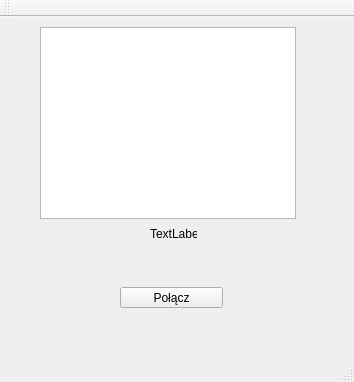
Qt form mainwindow.ui (Qt-ctrl/PostalVer1) before a commit.
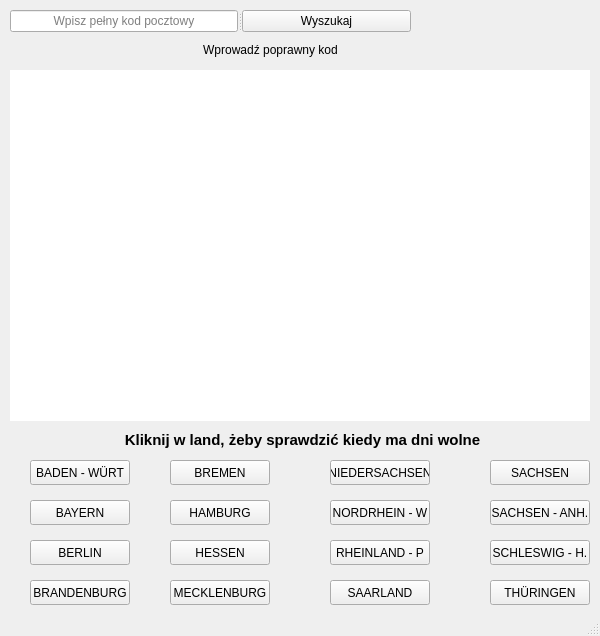
The same form after that commit.

Diff of the .ui file:
```diff
--- a/mainwindow.ui
+++ b/mainwindow.ui
@@ -6,77 +6,393 @@
    <rect>
     <x>0</x>
     <y>0</y>
-    <width>354</width>
-    <height>382</height>
+    <width>600</width>
+    <height>636</height>
    </rect>
   </property>
   <property name="windowTitle">
    <string>Wyszukiwarka landów po kodzie</string>
   </property>
-  <property name="autoFillBackground">
-   <bool>false</bool>
+  <property name="styleSheet">
+   <string notr="true"/>
   </property>
   <widget class="QWidget" name="centralWidget">
-   <widget class="QPushButton" name="pushButton">
-    <property name="geometry">
-     <rect>
-      <x>120</x>
-      <y>270</y>
-      <width>103</width>
-      <height>21</height>
-     </rect>
-    </property>
-    <property name="cursor">
-     <cursorShape>PointingHandCursor</cursorShape>
-    </property>
-    <property name="mouseTracking">
-     <bool>true</bool>
-    </property>
-    <property name="text">
-     <string>Połącz</string>
-    </property>
-   </widget>
-   <widget class="QLabel" name="label">
-    <property name="geometry">
-     <rect>
-      <x>150</x>
-      <y>210</y>
-      <width>47</width>
-      <height>13</height>
-     </rect>
-    </property>
-    <property name="text">
-     <string>TextLabel</string>
-    </property>
-   </widget>
    <widget class="QTableView" name="tableView">
     <property name="geometry">
      <rect>
-      <x>40</x>
+      <x>10</x>
+      <y>70</y>
+      <width>580</width>
+      <height>351</height>
+     </rect>
+    </property>
+    <property name="styleSheet">
+     <string notr="true"/>
+    </property>
+    <property name="frameShape">
+     <enum>QFrame::NoFrame</enum>
+    </property>
+    <property name="frameShadow">
+     <enum>QFrame::Plain</enum>
+    </property>
+    <property name="verticalScrollBarPolicy">
+     <enum>Qt::ScrollBarAsNeeded</enum>
+    </property>
+    <property name="horizontalScrollBarPolicy">
+     <enum>Qt::ScrollBarAlwaysOff</enum>
+    </property>
+    <property name="sizeAdjustPolicy">
+     <enum>QAbstractScrollArea::AdjustToContents</enum>
+    </property>
+    <property name="wordWrap">
+     <bool>false</bool>
+    </property>
+    <attribute name="horizontalHeaderCascadingSectionResizes">
+     <bool>true</bool>
+    </attribute>
+    <attribute name="horizontalHeaderStretchLastSection">
+     <bool>true</bool>
+    </attribute>
+   </widget>
+   <widget class="QLabel" name="label">
+    <property name="enabled">
+     <bool>true</bool>
+    </property>
+    <property name="geometry">
+     <rect>
+      <x>10</x>
+      <y>40</y>
+      <width>521</width>
+      <height>20</height>
+     </rect>
+    </property>
+    <property name="text">
+     <string>Wprowadź poprawny kod</string>
+    </property>
+    <property name="alignment">
+     <set>Qt::AlignCenter</set>
+    </property>
+   </widget>
+   <widget class="QSplitter" name="splitter">
+    <property name="geometry">
+     <rect>
+      <x>10</x>
       <y>10</y>
-      <width>256</width>
-      <height>192</height>
+      <width>401</width>
+      <height>22</height>
      </rect>
     </property>
+    <property name="orientation">
+     <enum>Qt::Horizontal</enum>
+    </property>
+    <widget class="QLineEdit" name="userInput">
+     <property name="styleSheet">
+      <string notr="true"/>
+     </property>
+     <property name="inputMethodHints">
+      <set>Qt::ImhDigitsOnly</set>
+     </property>
+     <property name="alignment">
+      <set>Qt::AlignCenter</set>
+     </property>
+     <property name="placeholderText">
+      <string>Wpisz pełny kod pocztowy</string>
+     </property>
+    </widget>
+    <widget class="QPushButton" name="searchButton">
+     <property name="cursor">
+      <cursorShape>PointingHandCursor</cursorShape>
+     </property>
+     <property name="mouseTracking">
+      <bool>true</bool>
+     </property>
+     <property name="text">
+      <string>Wyszukaj</string>
+     </property>
+    </widget>
    </widget>
-  </widget>
-  <widget class="QMenuBar" name="menuBar">
-   <property name="geometry">
-    <rect>
-     <x>0</x>
-     <y>0</y>
-     <width>354</width>
-     <height>20</height>
-    </rect>
-   </property>
-  </widget>
-  <widget class="QToolBar" name="mainToolBar">
-   <attribute name="toolBarArea">
-    <enum>TopToolBarArea</enum>
-   </attribute>
-   <attribute name="toolBarBreak">
-    <bool>false</bool>
-   </attribute>
+   <widget class="QPushButton" name="pushBaden">
+    <property name="geometry">
+     <rect>
+      <x>30</x>
+      <y>460</y>
+      <width>100</width>
+      <height>25</height>
+     </rect>
+    </property>
+    <property name="cursor">
+     <cursorShape>PointingHandCursor</cursorShape>
+    </property>
+    <property name="mouseTracking">
+     <bool>true</bool>
+    </property>
+    <property name="toolTip">
+     <string notr="true"/>
+    </property>
+    <property name="statusTip">
+     <string notr="true"/>
+    </property>
+    <property name="text">
+     <string>BADEN - WÜRT</string>
+    </property>
+   </widget>
+   <widget class="QPushButton" name="pushBayern">
+    <property name="geometry">
+     <rect>
+      <x>30</x>
+      <y>500</y>
+      <width>100</width>
+      <height>25</height>
+     </rect>
+    </property>
+    <property name="cursor">
+     <cursorShape>PointingHandCursor</cursorShape>
+    </property>
+    <property name="mouseTracking">
+     <bool>true</bool>
+    </property>
+    <property name="text">
+     <string>BAYERN</string>
+    </property>
+   </widget>
+   <widget class="QPushButton" name="pushBerlin">
+    <property name="geometry">
+     <rect>
+      <x>30</x>
+      <y>540</y>
+      <width>100</width>
+      <height>25</height>
+     </rect>
+    </property>
+    <property name="cursor">
+     <cursorShape>PointingHandCursor</cursorShape>
+    </property>
+    <property name="mouseTracking">
+     <bool>true</bool>
+    </property>
+    <property name="text">
+     <string>BERLIN</string>
+    </property>
+   </widget>
+   <widget class="QPushButton" name="pushBrandenburg">
+    <property name="geometry">
+     <rect>
+      <x>30</x>
+      <y>580</y>
+      <width>100</width>
+      <height>25</height>
+     </rect>
+    </property>
+    <property name="cursor">
+     <cursorShape>PointingHandCursor</cursorShape>
+    </property>
+    <property name="mouseTracking">
+     <bool>true</bool>
+    </property>
+    <property name="text">
+     <string>BRANDENBURG</string>
+    </property>
+   </widget>
+   <widget class="QPushButton" name="pushBremen">
+    <property name="geometry">
+     <rect>
+      <x>170</x>
+      <y>460</y>
+      <width>100</width>
+      <height>25</height>
+     </rect>
+    </property>
+    <property name="text">
+     <string>BREMEN</string>
+    </property>
+   </widget>
+   <widget class="QPushButton" name="pushHamburg">
+    <property name="geometry">
+     <rect>
+      <x>170</x>
+      <y>500</y>
+      <width>100</width>
+      <height>25</height>
+     </rect>
+    </property>
+    <property name="text">
+     <string>HAMBURG</string>
+    </property>
+   </widget>
+   <widget class="QPushButton" name="pushHessen">
+    <property name="geometry">
+     <rect>
+      <x>170</x>
+      <y>540</y>
+      <width>100</width>
+      <height>25</height>
+     </rect>
+    </property>
+    <property name="text">
+     <string>HESSEN</string>
+    </property>
+   </widget>
+   <widget class="QPushButton" name="pushMecklenburg">
+    <property name="geometry">
+     <rect>
+      <x>170</x>
+      <y>580</y>
+      <width>100</width>
+      <height>25</height>
+     </rect>
+    </property>
+    <property name="text">
+     <string>MECKLENBURG</string>
+    </property>
+   </widget>
+   <widget class="QPushButton" name="pushNiedersachsen">
+    <property name="geometry">
+     <rect>
+      <x>330</x>
+      <y>460</y>
+      <width>100</width>
+      <height>25</height>
+     </rect>
+    </property>
+    <property name="text">
+     <string>NIEDERSACHSEN</string>
+    </property>
+   </widget>
+   <widget class="QPushButton" name="pushNrw">
+    <property name="geometry">
+     <rect>
+      <x>330</x>
+      <y>500</y>
+      <width>100</width>
+      <height>25</height>
+     </rect>
+    </property>
+    <property name="text">
+     <string>NORDRHEIN - W</string>
+    </property>
+   </widget>
+   <widget class="QPushButton" name="pushRheinland">
+    <property name="geometry">
+     <rect>
+      <x>330</x>
+      <y>540</y>
+      <width>100</width>
+      <height>25</height>
+     </rect>
+    </property>
+    <property name="text">
+     <string>RHEINLAND - P</string>
+    </property>
+   </widget>
+   <widget class="QPushButton" name="pushSaarland">
+    <property name="geometry">
+     <rect>
+      <x>330</x>
+      <y>580</y>
+      <width>100</width>
+      <height>25</height>
+     </rect>
+    </property>
+    <property name="text">
+     <string>SAARLAND</string>
+    </property>
+   </widget>
+   <widget class="QPushButton" name="pushSachsen">
+    <property name="geometry">
+     <rect>
+      <x>490</x>
+      <y>460</y>
+      <width>100</width>
+      <height>25</height>
+     </rect>
+    </property>
+    <property name="text">
+     <string>SACHSEN</string>
+    </property>
+   </widget>
+   <widget class="QPushButton" name="pushSachsenAnh">
+    <property name="geometry">
+     <rect>
+      <x>490</x>
+      <y>500</y>
+      <width>100</width>
+      <height>25</height>
+     </rect>
+    </property>
+    <property name="text">
+     <string>SACHSEN - ANH.</string>
+    </property>
+   </widget>
+   <widget class="QPushButton" name="pushSchleswig">
+    <property name="geometry">
+     <rect>
+      <x>490</x>
+      <y>540</y>
+      <width>100</width>
+      <height>25</height>
+     </rect>
+    </property>
+    <property name="text">
+     <string>SCHLESWIG - H.</string>
+    </property>
+   </widget>
+   <widget class="QPushButton" name="pushThuringen">
+    <property name="geometry">
+     <rect>
+      <x>490</x>
+      <y>580</y>
+      <width>100</width>
+      <height>25</height>
+     </rect>
+    </property>
+    <property name="text">
+     <string>THÜRINGEN</string>
+    </property>
+   </widget>
+   <widget class="QLabel" name="label_2">
+    <property name="geometry">
+     <rect>
+      <x>5</x>
+      <y>430</y>
+      <width>595</width>
+      <height>20</height>
+     </rect>
+    </property>
+    <property name="font">
+     <font>
+      <family>Arial</family>
+      <pointsize>11</pointsize>
+      <weight>75</weight>
+      <bold>true</bold>
+     </font>
+    </property>
+    <property name="text">
+     <string>Kliknij w land, żeby sprawdzić kiedy ma dni wolne</string>
+    </property>
+    <property name="alignment">
+     <set>Qt::AlignCenter</set>
+    </property>
+   </widget>
+   <zorder>tableView</zorder>
+   <zorder>label</zorder>
+   <zorder>splitter</zorder>
+   <zorder>pushBaden</zorder>
+   <zorder>pushBerlin</zorder>
+   <zorder>pushBayern</zorder>
+   <zorder>pushBrandenburg</zorder>
+   <zorder>pushBremen</zorder>
+   <zorder>pushHamburg</zorder>
+   <zorder>pushHessen</zorder>
+   <zorder>pushMecklenburg</zorder>
+   <zorder>pushNiedersachsen</zorder>
+   <zorder>pushNrw</zorder>
+   <zorder>pushRheinland</zorder>
+   <zorder>pushSaarland</zorder>
+   <zorder>pushSachsen</zorder>
+   <zorder>pushSachsenAnh</zorder>
+   <zorder>pushSchleswig</zorder>
+   <zorder>pushThuringen</zorder>
+   <zorder>label_2</zorder>
   </widget>
   <widget class="QStatusBar" name="statusBar"/>
  </widget>
```
Left out of the diff: 2 changed lines with no effect on the pictures.
